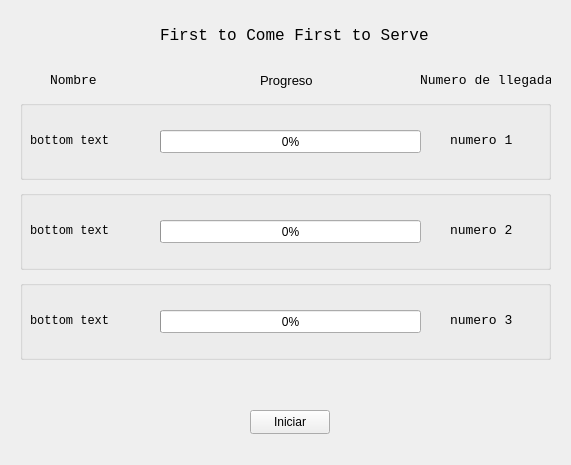
Old version of the form actividad_5/form.ui in the repository NingunaPersona616/Acts-SEM-SO.
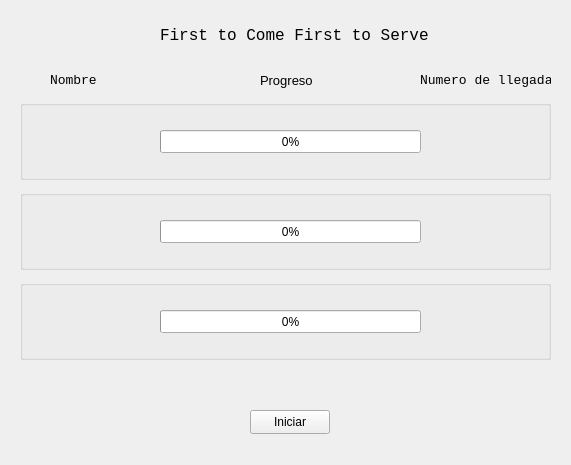
New version of the form.

Commit message: interfaz y algoritmos terminados

Patch:
```diff
--- a/actividad_5/form.ui
+++ b/actividad_5/form.ui
@@ -104,9 +104,9 @@
     <widget class="QLabel" name="number_0">
      <property name="geometry">
       <rect>
-       <x>430</x>
+       <x>450</x>
        <y>30</y>
-       <width>81</width>
+       <width>51</width>
        <height>20</height>
       </rect>
      </property>
@@ -117,7 +117,7 @@
       </font>
      </property>
      <property name="text">
-      <string>numero 1</string>
+      <string/>
      </property>
     </widget>
     <widget class="QProgressBar" name="bar_0">
@@ -148,7 +148,7 @@
       </font>
      </property>
      <property name="text">
-      <string>bottom text</string>
+      <string/>
      </property>
     </widget>
    </widget>
@@ -167,9 +167,9 @@
     <widget class="QLabel" name="number_1">
      <property name="geometry">
       <rect>
-       <x>430</x>
+       <x>450</x>
        <y>30</y>
-       <width>81</width>
+       <width>51</width>
        <height>20</height>
       </rect>
      </property>
@@ -180,7 +180,7 @@
       </font>
      </property>
      <property name="text">
-      <string>numero 2</string>
+      <string/>
      </property>
     </widget>
     <widget class="QProgressBar" name="bar_1">
@@ -211,7 +211,7 @@
       </font>
      </property>
      <property name="text">
-      <string>bottom text</string>
+      <string/>
      </property>
     </widget>
    </widget>
@@ -230,9 +230,9 @@
     <widget class="QLabel" name="number_2">
      <property name="geometry">
       <rect>
-       <x>430</x>
+       <x>450</x>
        <y>30</y>
-       <width>81</width>
+       <width>51</width>
        <height>20</height>
       </rect>
      </property>
@@ -243,7 +243,7 @@
       </font>
      </property>
      <property name="text">
-      <string>numero 3</string>
+      <string/>
      </property>
     </widget>
     <widget class="QProgressBar" name="bar_2">
@@ -274,7 +274,7 @@
       </font>
      </property>
      <property name="text">
-      <string>bottom text</string>
+      <string/>
      </property>
     </widget>
    </widget>
```
The commit also changes 5 other files.
